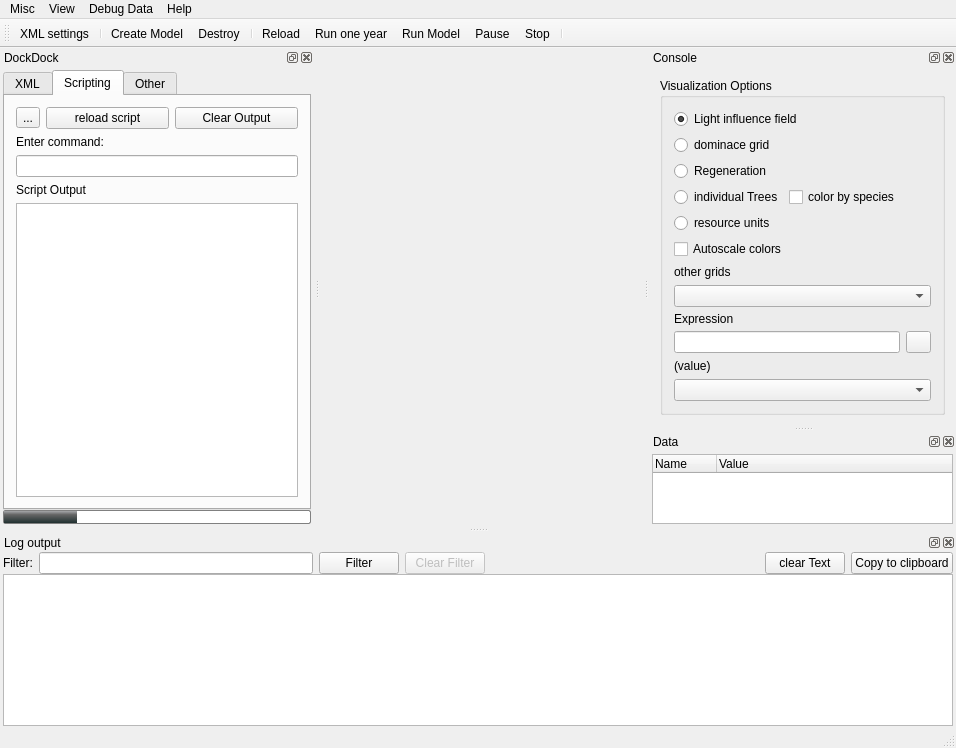
Before: the Qt Designer form src/iland/mainwindow.ui in edfm-tum/iland-model, drawn with Qt 5.
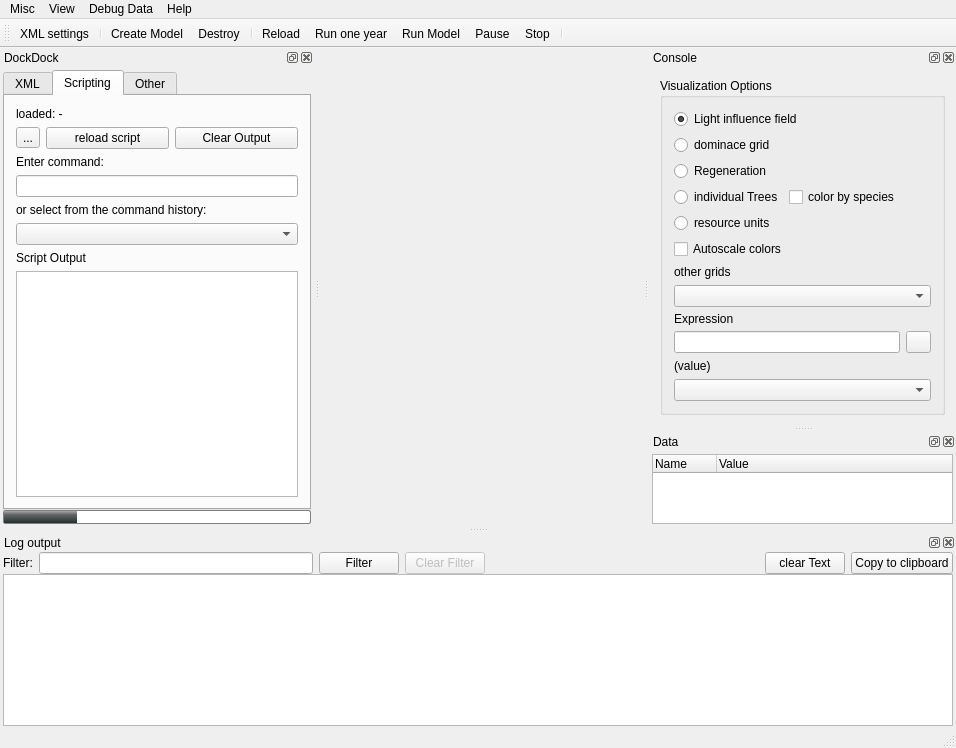
After: the same form once the commit is applied. The open tabs and pages were chosen to show the change. Icons and pictures are not drawn. Custom widgets are drawn as their Qt base class.

Commit message: scripting for wind module some updates for the GUI: proper ini files and load/save of windows geometry/settings; "javascript"-command history new scripting functions for "wait()" and "repaint()". fixed some bugs in the wind module and now the whole system for the first time seems to work as expected....

The edit to the form file:
```diff
--- a/src/iland/mainwindow.ui
+++ b/src/iland/mainwindow.ui
@@ -250,6 +250,13 @@
          <string>Scripting</string>
         </attribute>
         <layout class="QVBoxLayout" name="verticalLayout_8">
+         <item>
+          <widget class="QLabel" name="scriptActiveScriptFile">
+           <property name="text">
+            <string>loaded: -</string>
+           </property>
+          </widget>
+         </item>
          <item>
           <layout class="QHBoxLayout" name="horizontalLayout_4">
            <item>
@@ -292,6 +299,16 @@
          <item>
           <widget class="QLineEdit" name="scriptCommand"/>
          </item>
+         <item>
+          <widget class="QLabel" name="label_9">
+           <property name="text">
+            <string>or select from the command history:</string>
+           </property>
+          </widget>
+         </item>
+         <item>
+          <widget class="QComboBox" name="scriptCommandHistory"/>
+         </item>
          <item>
           <widget class="QLabel" name="label_6">
            <property name="text">
```
Left out of the diff: 2 changed lines with no effect on the pictures. The commit also changes 11 other files.
